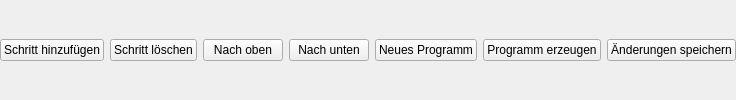
Qt form lathe_easystep/ui_parts/stepActionsPanel.ui (peter-pan08/LatheEasyStep) before a commit.
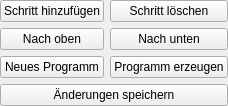
The same form after that commit.

What changed in the file:
```diff
--- a/lathe_easystep/ui_parts/stepActionsPanel.ui
+++ b/lathe_easystep/ui_parts/stepActionsPanel.ui
@@ -2,7 +2,7 @@
 <ui version="4.0">
  <class>stepActionsPanel</class>
  <widget class="QWidget" name="stepActionsPanel">
-  <layout class="QHBoxLayout" name="buttonLayout">
+  <layout class="QGridLayout" name="buttonLayout">
    <property name="leftMargin">
     <number>0</number>
    </property>
@@ -15,49 +15,49 @@
    <property name="bottomMargin">
     <number>0</number>
    </property>
-   <item>
+   <item row="0" column="0">
     <widget class="QPushButton" name="btnAdd">
      <property name="text">
       <string>Schritt hinzufügen</string>
      </property>
     </widget>
    </item>
-   <item>
+   <item row="0" column="1">
     <widget class="QPushButton" name="btnDelete">
      <property name="text">
       <string>Schritt löschen</string>
      </property>
     </widget>
    </item>
-   <item>
+   <item row="1" column="0">
     <widget class="QPushButton" name="btnMoveUp">
      <property name="text">
       <string>Nach oben</string>
      </property>
     </widget>
    </item>
-   <item>
+   <item row="1" column="1">
     <widget class="QPushButton" name="btnMoveDown">
      <property name="text">
       <string>Nach unten</string>
      </property>
     </widget>
    </item>
-   <item>
+   <item row="2" column="0">
     <widget class="QPushButton" name="btnNewProgram">
      <property name="text">
       <string>Neues Programm</string>
      </property>
     </widget>
    </item>
-   <item>
+   <item row="2" column="1">
     <widget class="QPushButton" name="btnGenerate">
      <property name="text">
       <string>Programm erzeugen</string>
      </property>
     </widget>
    </item>
-   <item>
+   <item row="3" column="0" colspan="2">
     <widget class="QPushButton" name="btnSaveChanges">
      <property name="text">
       <string>Änderungen speichern</string>
```
